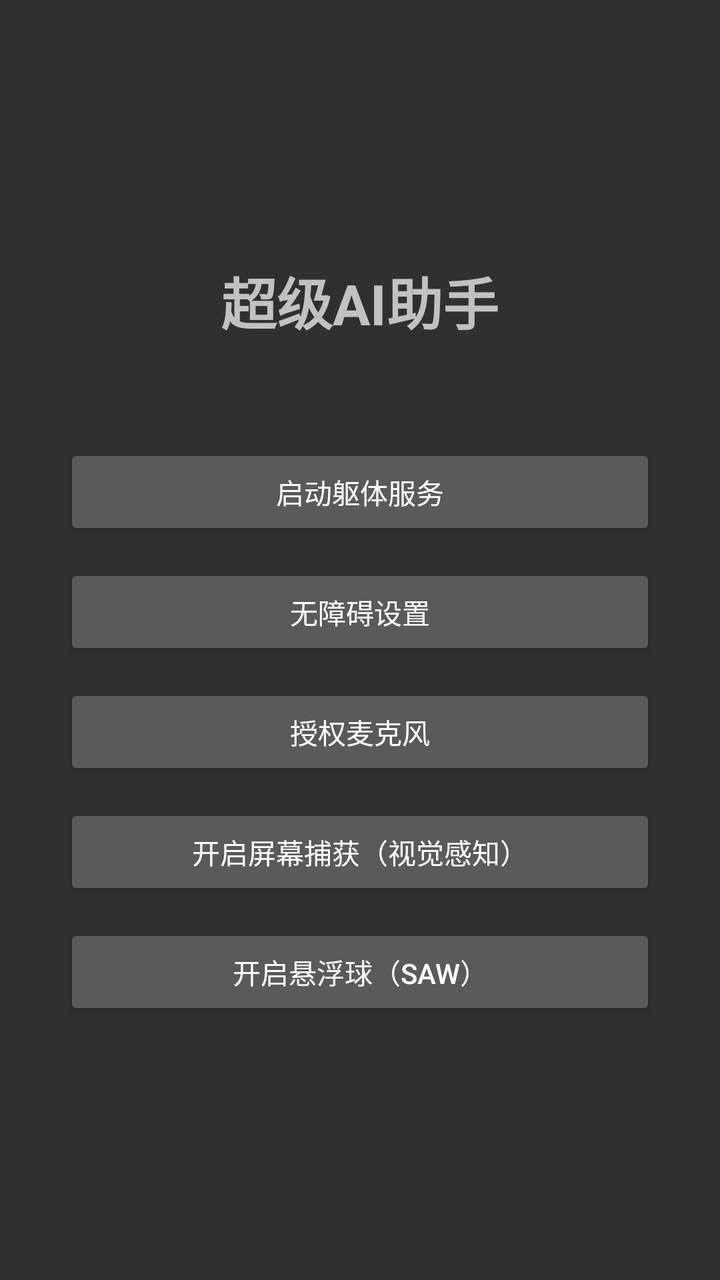
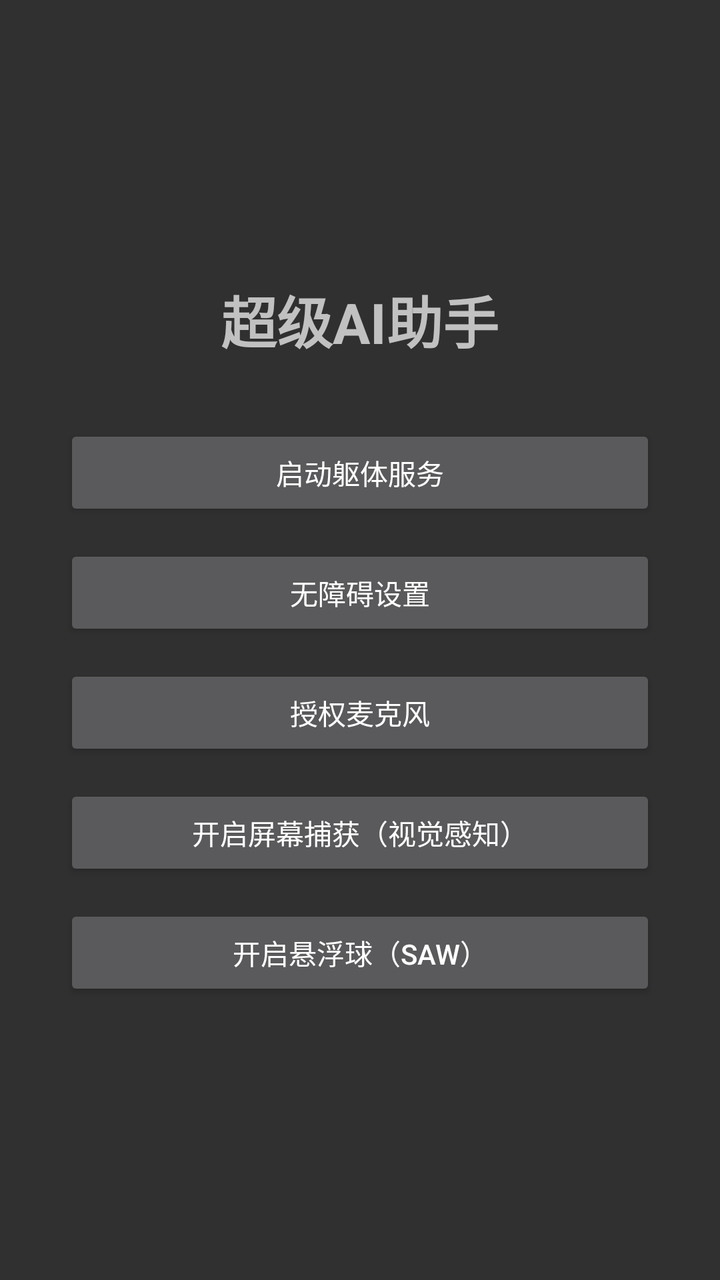

Screens rendered from an Android XML layout before and after an edit, with the pre-edit source and the edit as a unified diff.
<!-- AndroidManifest.xml: application theme Theme.AppCompat -->
<!-- res/layout/activity_main.xml -->
<?xml version="1.0" encoding="utf-8"?>
<LinearLayout xmlns:android="http://schemas.android.com/apk/res/android"
    android:layout_width="match_parent"
    android:layout_height="match_parent"
    android:orientation="vertical"
    android:gravity="center"
    android:padding="32dp">

    <TextView
        android:layout_width="wrap_content"
        android:layout_height="wrap_content"
        android:text="超级AI助手"
        android:textSize="28sp"
        android:textStyle="bold"
        android:layout_marginBottom="8dp" />

    <TextView
        android:id="@+id/status"
        android:layout_width="match_parent"
        android:layout_height="wrap_content"
        android:textSize="14sp"
        android:layout_marginBottom="24dp" />

    <Button
        android:id="@+id/btn_service"
        android:layout_width="match_parent"
        android:layout_height="wrap_content"
        android:text="启动躯体服务"
        android:layout_marginBottom="12dp" />

    <Button
        android:id="@+id/btn_a11y"
        android:layout_width="match_parent"
        android:layout_height="wrap_content"
        android:text="无障碍设置"
        android:layout_marginBottom="12dp" />

    <Button
        android:id="@+id/btn_perms"
        android:layout_width="match_parent"
        android:layout_height="wrap_content"
        android:text="授权麦克风"
        android:layout_marginBottom="12dp" />

    <Button
        android:id="@+id/btn_capture"
        android:layout_width="match_parent"
        android:layout_height="wrap_content"
        android:text="开启屏幕捕获（视觉感知）"
        android:layout_marginBottom="12dp" />

    <Button
        android:id="@+id/btn_overlay"
        android:layout_width="match_parent"
        android:layout_height="wrap_content"
        android:text="开启悬浮球（SAW）" />

</LinearLayout>
<!-- resources referenced by this layout -->
<resources>

</resources>

<!-- the commit's change to res/layout/activity_main.xml (unified diff, before → after) -->
@@ -14,11 +14,11 @@
         android:textStyle="bold"
         android:layout_marginBottom="8dp" />
 
-    <TextView
+    <LinearLayout
         android:id="@+id/status"
         android:layout_width="match_parent"
         android:layout_height="wrap_content"
-        android:textSize="14sp"
+        android:orientation="vertical"
         android:layout_marginBottom="24dp" />
 
     <Button
